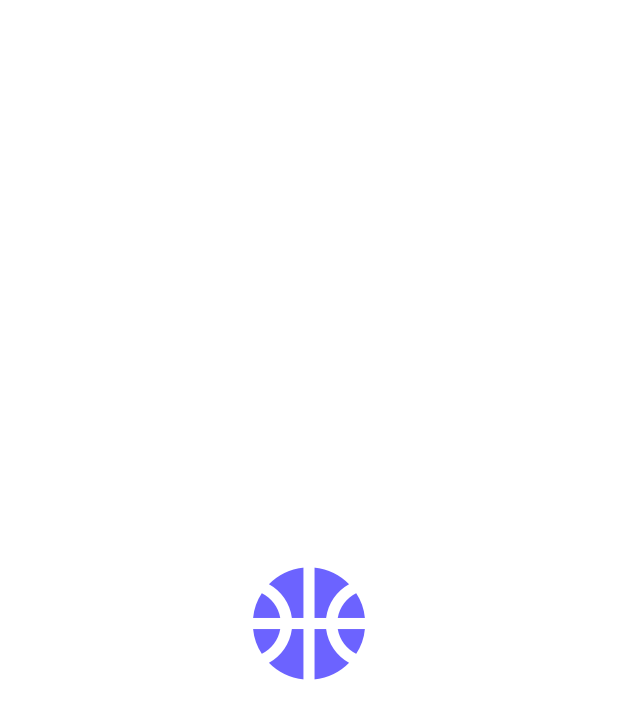
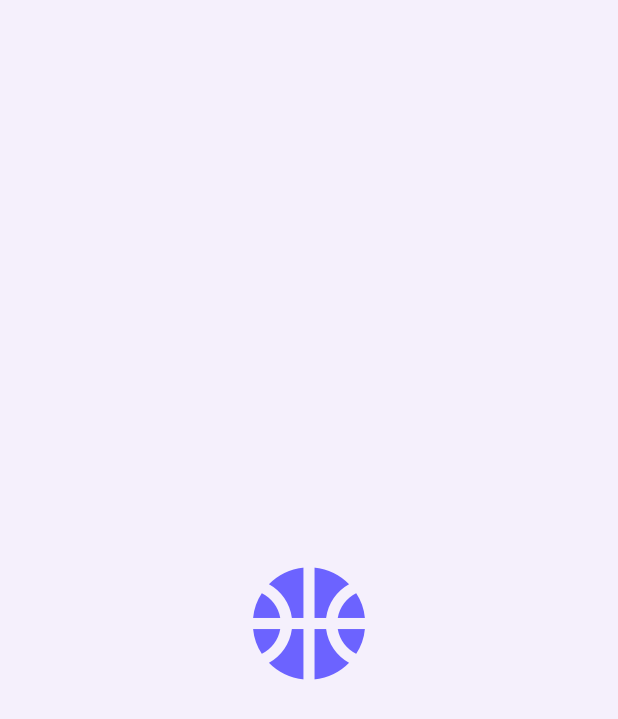
Before and after one commit to shalabycr7/sports_zone_app, a Flutter app: the first screen one second after launch, on a phone screen of 412 x 824 dp. Shown: the top 719 px of the screen. Run offline on Flutter 3.47's test engine with Material 2 defaults, Android fonts, the phone set to English and light mode, and no system bars; drawn by our look-alikes of animated_splash_screen; our stand-ins replace flutter_svg, google_fonts, introduction_screen, shared_preferences.

Commit message:
change color

```diff
--- a/lib/main.dart
+++ b/lib/main.dart
@@ -33,6 +33,6 @@ class MyApp extends StatelessWidget {
             nextScreen:
                 alreadySeen ? const HomeScreen() : const OnBoardingScreen(),
             splashTransition: SplashTransition.fadeTransition,
-            backgroundColor: Colors.white));
+            backgroundColor: const Color.fromARGB(255, 245, 240, 252)));
   }
 }
```
